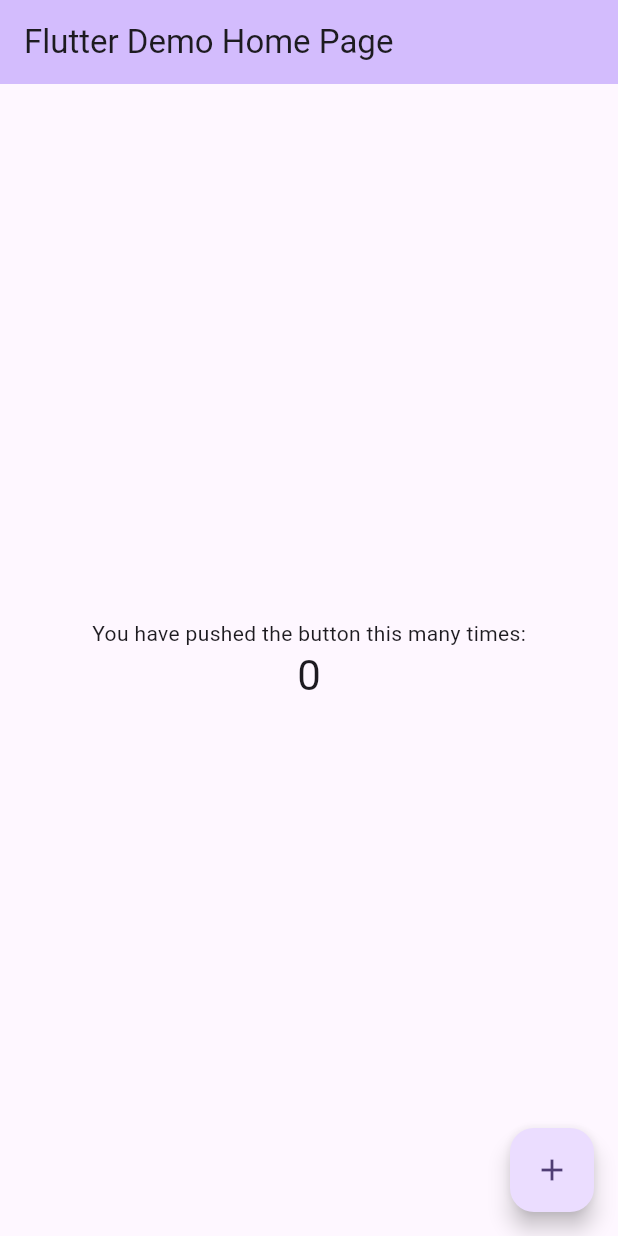
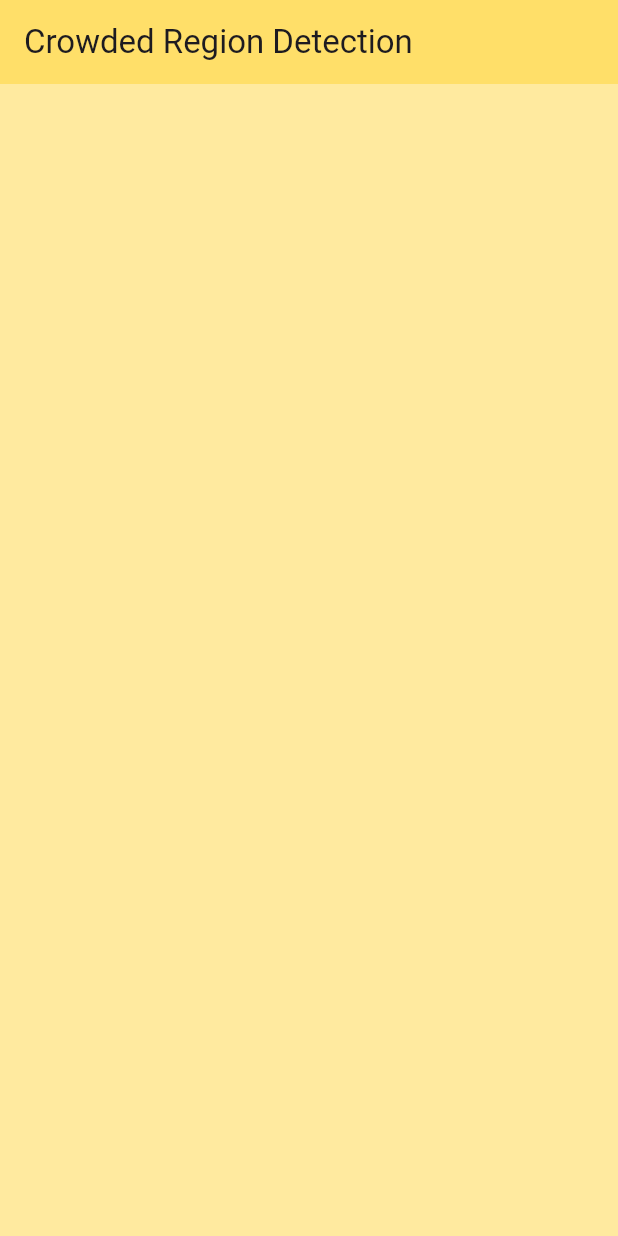
Before and after one commit to BachelorProjectGroup3/CrowdedRegionDetection, a Flutter app: the screen it shows after launch, on a phone screen of 412 x 824 dp. Run offline on Flutter 3.47's test engine with Material 3 defaults, Android fonts, the phone set to English and light mode, and no system bars.

Commit message:
Base app

```diff
--- /dev/null
+++ b/crowdedapp/lib/CrowdedApp.dart
@@ -0,0 +1,27 @@
+import 'package:crowdedapp/home.dart';
+import 'package:flutter/material.dart';
+
+class Crowdedapp extends StatefulWidget {
+  const Crowdedapp({super.key});
+
+  @override
+  State<Crowdedapp> createState() => _CrowdedappState();
+}
+
+class _CrowdedappState extends State<Crowdedapp> {
+  final String titleString = "Crowded Region Detection";
+
+  final ThemeData baseTheme = ThemeData(
+    primaryColor: const Color.fromARGB(183, 255, 218, 84),
+    scaffoldBackgroundColor: const Color.fromARGB(255, 255, 234, 159)
+  );
+
+  @override
+  Widget build(BuildContext context) {
+    return MaterialApp(
+      title: titleString,
+      theme: baseTheme,
+      home: Home(title: titleString, baseTheme: baseTheme),
+      );
+  }
+}
--- /dev/null
+++ b/crowdedapp/lib/home.dart
@@ -0,0 +1,23 @@
+import 'package:flutter/material.dart';
+
+class Home extends StatefulWidget {
+  const Home({super.key, required this.title, required this.baseTheme});
+
+  final String title;
+  final ThemeData baseTheme;
+
+  @override
+  State<Home> createState() => _HomeState();
+}
+
+class _HomeState extends State<Home> {
+  @override
+  Widget build(BuildContext context) {
+    return Scaffold(
+      appBar: AppBar(
+        title: Text(widget.title),
+        backgroundColor: widget.baseTheme.primaryColor,
+      ),
+    );
+  }
+}
--- a/crowdedapp/lib/main.dart
+++ b/crowdedapp/lib/main.dart
@@ -1,7 +1,8 @@
+import 'package:crowdedapp/CrowdedApp.dart';
 import 'package:flutter/material.dart';
 
 void main() {
-  runApp(const MyApp());
+  runApp(const Crowdedapp());
 }
 
 class MyApp extends StatelessWidget {
```
Also changed, not shown: crowdedapp/flutter_01.png (added), crowdedapp/lib/Home.dart (added), 3 other files.
